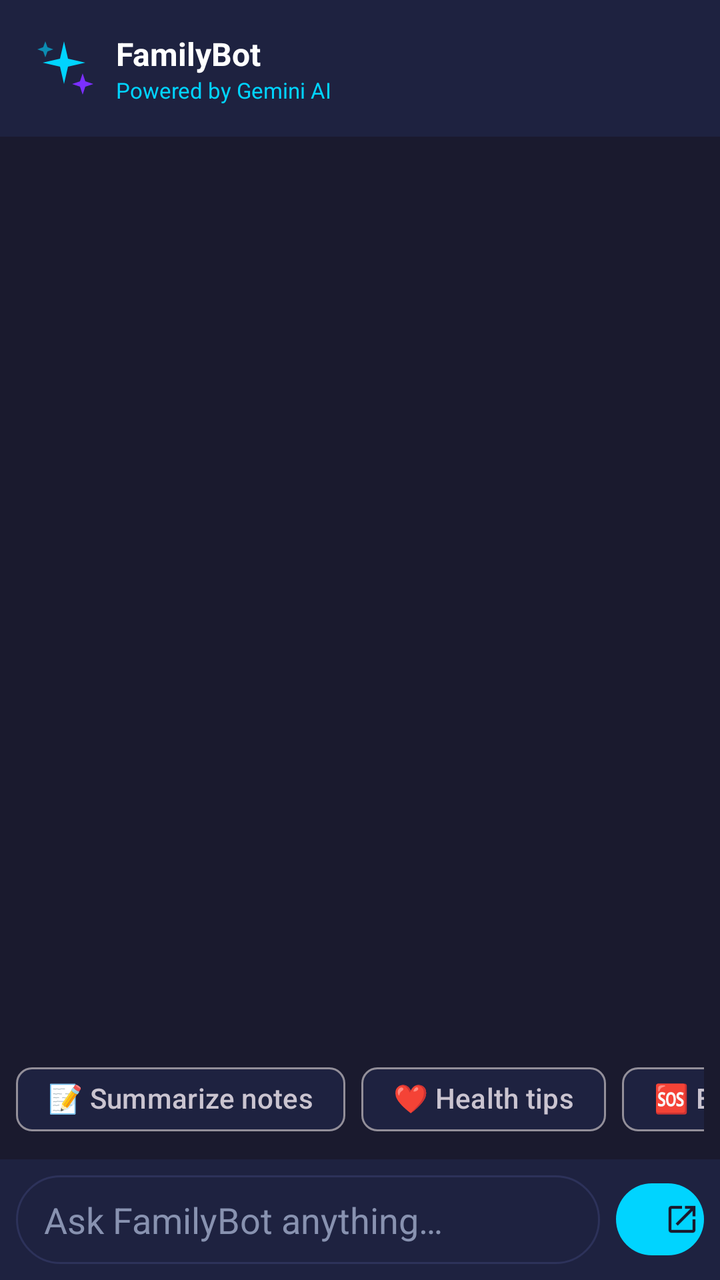
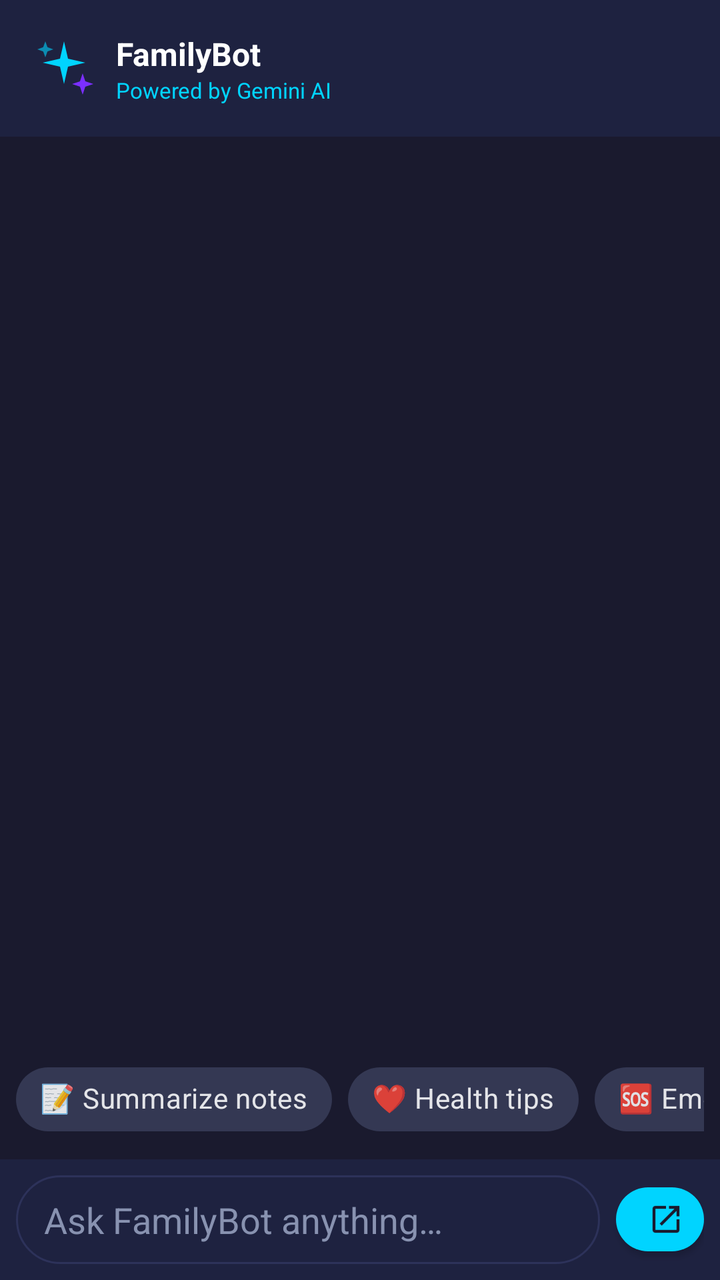

An Android layout rendered at two revisions. The XML below is the earlier revision; the diff shows what the commit changed to produce the second picture.
<!-- AndroidManifest.xml: application theme Theme.Family4 -->
<!-- res/layout/fragment_ai_assistant.xml -->
<?xml version="1.0" encoding="utf-8"?>
<androidx.constraintlayout.widget.ConstraintLayout
    xmlns:android="http://schemas.android.com/apk/res/android"
    xmlns:app="http://schemas.android.com/apk/res-auto"
    android:layout_width="match_parent"
    android:layout_height="match_parent"
    android:background="@color/bg_primary">

    
    <LinearLayout
        android:id="@+id/aiHeader"
        android:layout_width="match_parent"
        android:layout_height="wrap_content"
        android:orientation="horizontal"
        android:gravity="center_vertical"
        android:padding="16dp"
        android:background="@color/bg_surface"
        app:layout_constraintTop_toTopOf="parent">

        <ImageView android:layout_width="32dp" android:layout_height="32dp"
            android:src="@drawable/ic_ai_assistant"
            android:contentDescription="AI Assistant"/>
        <LinearLayout android:layout_width="0dp" android:layout_height="wrap_content"
            android:layout_weight="1" android:orientation="vertical" android:layout_marginStart="10dp">
            <TextView android:text="FamilyBot" android:textSize="16sp" android:textStyle="bold"
                android:textColor="@color/text_primary" android:layout_width="wrap_content" android:layout_height="wrap_content"/>
            <TextView android:text="Powered by Gemini AI"
                android:textSize="11sp" android:textColor="@color/accent_cyan"
                android:layout_width="wrap_content" android:layout_height="wrap_content"/>
        </LinearLayout>
    </LinearLayout>

    
    <androidx.recyclerview.widget.RecyclerView
        android:id="@+id/rvAiChat"
        android:layout_width="match_parent"
        android:layout_height="0dp"
        android:paddingVertical="8dp"
        android:clipToPadding="false"
        app:layout_constraintTop_toBottomOf="@id/aiHeader"
        app:layout_constraintBottom_toTopOf="@id/quickChips"/>

    
    <TextView
        android:id="@+id/typingIndicator"
        android:layout_width="wrap_content"
        android:layout_height="wrap_content"
        android:text="FamilyBot is thinking…"
        android:textSize="12sp"
        android:textColor="@color/text_muted"
        android:visibility="gone"
        android:layout_marginStart="16dp"
        android:layout_marginBottom="4dp"
        app:layout_constraintBottom_toTopOf="@id/quickChips"
        app:layout_constraintStart_toStartOf="parent"/>

    
    <HorizontalScrollView
        android:id="@+id/quickChips"
        android:layout_width="match_parent"
        android:layout_height="wrap_content"
        android:scrollbars="none"
        android:paddingHorizontal="8dp"
        android:paddingVertical="6dp"
        app:layout_constraintBottom_toTopOf="@id/inputBar">

        <LinearLayout android:layout_width="wrap_content" android:layout_height="wrap_content"
            android:orientation="horizontal">
            <com.google.android.material.chip.Chip android:id="@+id/chipSummarize" android:layout_width="wrap_content" android:layout_height="wrap_content" android:text="📝 Summarize notes" android:layout_marginEnd="8dp" style="@style/Widget.Material3.Chip.Suggestion"/>
            <com.google.android.material.chip.Chip android:id="@+id/chipHealth"    android:layout_width="wrap_content" android:layout_height="wrap_content" android:text="❤️ Health tips" android:layout_marginEnd="8dp" style="@style/Widget.Material3.Chip.Suggestion"/>
            <com.google.android.material.chip.Chip android:id="@+id/chipEmergency" android:layout_width="wrap_content" android:layout_height="wrap_content" android:text="🆘 Emergency help" android:layout_marginEnd="8dp" style="@style/Widget.Material3.Chip.Suggestion"/>
            <com.google.android.material.chip.Chip android:id="@+id/chipTrip"      android:layout_width="wrap_content" android:layout_height="wrap_content" android:text="🗺️ Day trip ideas" style="@style/Widget.Material3.Chip.Suggestion"/>
        </LinearLayout>
    </HorizontalScrollView>

    
    <LinearLayout
        android:id="@+id/inputBar"
        android:layout_width="match_parent"
        android:layout_height="wrap_content"
        android:orientation="horizontal"
        android:gravity="center_vertical"
        android:padding="8dp"
        android:background="@color/bg_surface"
        app:layout_constraintBottom_toBottomOf="parent">

        <com.google.android.material.textfield.TextInputEditText
            android:id="@+id/etAiInput"
            android:layout_width="0dp"
            android:layout_height="wrap_content"
            android:layout_weight="1"
            android:hint="Ask FamilyBot anything…"
            android:textColor="@color/text_primary"
            android:textColorHint="@color/text_muted"
            android:background="@drawable/bg_input_field"
            android:paddingHorizontal="14dp"
            android:paddingVertical="10dp"
            android:maxLines="3"
            android:imeOptions="actionSend"
            android:layout_marginEnd="8dp"/>

        <com.google.android.material.button.MaterialButton
            android:id="@+id/btnSendAI"
            android:layout_width="44dp"
            android:layout_height="44dp"
            app:backgroundTint="@color/accent_cyan"
            app:icon="@drawable/ic_send"
            app:iconPadding="0dp"
            app:iconSize="18dp"
            app:cornerRadius="22dp"
            android:contentDescription="Send"/>

    </LinearLayout>

</androidx.constraintlayout.widget.ConstraintLayout>
<!-- resources referenced by this layout -->
<resources>
  <color name="accent_cyan">#FF00D4FF</color>
  <color name="bg_primary">#FF1A1A2E</color>
  <color name="bg_surface">#FF1E2240</color>
  <color name="text_muted">#FF8892B0</color>
  <color name="text_primary">#FFFFFFFF</color>
  <!-- drawable bg_input_field (drawable) -->
  <?xml version="1.0" encoding="utf-8"?>
  <shape xmlns:android="http://schemas.android.com/apk/res/android" android:shape="rectangle">
      <solid android:color="#1E2240"/>
      <corners android:radius="24dp"/>
      <stroke android:width="1dp" android:color="#2D325A"/>
  </shape>
  <!-- drawable ic_ai_assistant (drawable) -->
  <vector xmlns:android="http://schemas.android.com/apk/res/android"
      android:width="24dp" android:height="24dp" android:viewportWidth="24" android:viewportHeight="24">
      
      <path android:fillColor="#00D4FF"
          android:pathData="M12,2L13.5,8.5L20,10L13.5,11.5L12,18L10.5,11.5L4,10L10.5,8.5L12,2z"/>
      <path android:fillColor="#7B2FFF"
          android:pathData="M19,14L20,17L23,18L20,19L19,22L18,19L15,18L18,17L19,14z"/>
      <path android:fillColor="#00D4FF" android:fillAlpha="0.6"
          android:pathData="M5,2L5.8,4.2L8,5L5.8,5.8L5,8L4.2,5.8L2,5L4.2,4.2L5,2z"/>
  </vector>
  <!-- drawable ic_send (drawable) -->
  <vector xmlns:android="http://schemas.android.com/apk/res/android"
      android:width="24dp" android:height="24dp" android:viewportWidth="24" android:viewportHeight="24">
      <path android:fillColor="@android:color/white"
          android:pathData="M19,19H5V5h7V3H5A2,2 0,0 0,3 5v14a2,2 0,0 0,2 2h14c1.1,0 2,-0.9 2,-2v-7h-2v7zM14,3v2h3.59l-9.83,9.83 1.41,1.41L19,6.41V10h2V3z"/>
  </vector>
  <style name="Theme.Family4" parent="Theme.Material3.Dark.NoActionBar">
          <item name="colorPrimary">@color/accent_cyan</item>
          <item name="colorPrimaryVariant">@color/accent_purple</item>
          <item name="colorOnPrimary">@color/bg_primary</item>
          <item name="colorSecondary">@color/accent_purple</item>
          <item name="colorOnSecondary">@color/text_primary</item>
          <item name="colorSurface">@color/bg_surface</item>
          <item name="colorOnSurface">@color/text_primary</item>
          <item name="colorBackground">@color/bg_primary</item>
          <item name="colorOnBackground">@color/text_primary</item>
          <item name="colorError">@color/error_red</item>
          <item name="android:windowBackground">@color/bg_primary</item>
          <item name="android:statusBarColor">@color/bg_primary</item>
          <item name="android:navigationBarColor">@color/bg_surface</item>
          <item name="android:windowLightStatusBar">false</item>
          <item name="android:windowLightNavigationBar">false</item>
          <item name="materialAlertDialogTheme">@style/Theme.Family4.Dialog</item>
      </style>
  <color name="accent_purple">#FF7B2FFF</color>
  <color name="error_red">#FFCF6679</color>
  <style name="Theme.Family4.Dialog" parent="ThemeOverlay.Material3.MaterialAlertDialog">
          <item name="colorSurface">@color/bg_surface</item>
      </style>
</resources>

<!-- the commit's change to res/layout/fragment_ai_assistant.xml (unified diff, before → after) -->
@@ -66,10 +66,10 @@
 
         <LinearLayout android:layout_width="wrap_content" android:layout_height="wrap_content"
             android:orientation="horizontal">
-            <com.google.android.material.chip.Chip android:id="@+id/chipSummarize" android:layout_width="wrap_content" android:layout_height="wrap_content" android:text="📝 Summarize notes" android:layout_marginEnd="8dp" style="@style/Widget.Material3.Chip.Suggestion"/>
-            <com.google.android.material.chip.Chip android:id="@+id/chipHealth"    android:layout_width="wrap_content" android:layout_height="wrap_content" android:text="❤️ Health tips" android:layout_marginEnd="8dp" style="@style/Widget.Material3.Chip.Suggestion"/>
-            <com.google.android.material.chip.Chip android:id="@+id/chipEmergency" android:layout_width="wrap_content" android:layout_height="wrap_content" android:text="🆘 Emergency help" android:layout_marginEnd="8dp" style="@style/Widget.Material3.Chip.Suggestion"/>
-            <com.google.android.material.chip.Chip android:id="@+id/chipTrip"      android:layout_width="wrap_content" android:layout_height="wrap_content" android:text="🗺️ Day trip ideas" style="@style/Widget.Material3.Chip.Suggestion"/>
+            <com.google.android.material.chip.Chip android:id="@+id/chipSummarize" android:layout_width="wrap_content" android:layout_height="wrap_content" android:text="📝 Summarize notes" android:layout_marginEnd="8dp" style="@style/Widget.MaterialComponents.Chip.Choice"/>
+            <com.google.android.material.chip.Chip android:id="@+id/chipHealth"    android:layout_width="wrap_content" android:layout_height="wrap_content" android:text="❤️ Health tips" android:layout_marginEnd="8dp" style="@style/Widget.MaterialComponents.Chip.Choice"/>
+            <com.google.android.material.chip.Chip android:id="@+id/chipEmergency" android:layout_width="wrap_content" android:layout_height="wrap_content" android:text="🆘 Emergency help" android:layout_marginEnd="8dp" style="@style/Widget.MaterialComponents.Chip.Choice"/>
+            <com.google.android.material.chip.Chip android:id="@+id/chipTrip"      android:layout_width="wrap_content" android:layout_height="wrap_content" android:text="🗺️ Day trip ideas" style="@style/Widget.MaterialComponents.Chip.Choice"/>
         </LinearLayout>
     </HorizontalScrollView>
 
<!-- resource entries referenced after the edit -->
@@ -29,7 +29,7 @@
       <path android:fillColor="@android:color/white"
           android:pathData="M19,19H5V5h7V3H5A2,2 0,0 0,3 5v14a2,2 0,0 0,2 2h14c1.1,0 2,-0.9 2,-2v-7h-2v7zM14,3v2h3.59l-9.83,9.83 1.41,1.41L19,6.41V10h2V3z"/>
   </vector>
-  <style name="Theme.Family4" parent="Theme.Material3.Dark.NoActionBar">
+  <style name="Theme.Family4" parent="Theme.MaterialComponents.DayNight.NoActionBar">
           <item name="colorPrimary">@color/accent_cyan</item>
           <item name="colorPrimaryVariant">@color/accent_purple</item>
           <item name="colorOnPrimary">@color/bg_primary</item>
@@ -37,19 +37,19 @@
           <item name="colorOnSecondary">@color/text_primary</item>
           <item name="colorSurface">@color/bg_surface</item>
           <item name="colorOnSurface">@color/text_primary</item>
-          <item name="colorBackground">@color/bg_primary</item>
+          <item name="android:colorBackground">@color/bg_primary</item>
           <item name="colorOnBackground">@color/text_primary</item>
           <item name="colorError">@color/error_red</item>
           <item name="android:windowBackground">@color/bg_primary</item>
           <item name="android:statusBarColor">@color/bg_primary</item>
           <item name="android:navigationBarColor">@color/bg_surface</item>
           <item name="android:windowLightStatusBar">false</item>
-          <item name="android:windowLightNavigationBar">false</item>
+          <item name="android:windowLightNavigationBar" tools:targetApi="27">false</item>
           <item name="materialAlertDialogTheme">@style/Theme.Family4.Dialog</item>
       </style>
   <color name="accent_purple">#FF7B2FFF</color>
   <color name="error_red">#FFCF6679</color>
-  <style name="Theme.Family4.Dialog" parent="ThemeOverlay.Material3.MaterialAlertDialog">
+  <style name="Theme.Family4.Dialog" parent="ThemeOverlay.MaterialComponents.MaterialAlertDialog">
           <item name="colorSurface">@color/bg_surface</item>
       </style>
 </resources>
